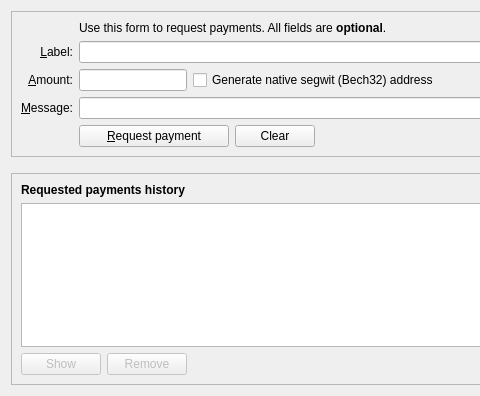
Qt form src/qt/forms/receivecoinsdialog.ui (Zetalon0/Napocoin) before a commit; both pictures show x 0 to 480 and y 0 to 396 of the 776 by 396 pixel window.
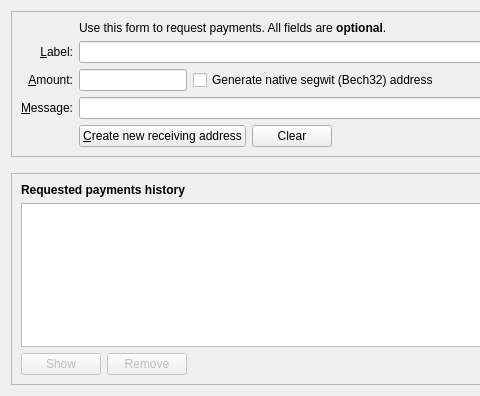
The same form after that commit. Icons and pictures are not drawn. Custom widgets are drawn as their Qt base class.

```diff
--- a/src/qt/forms/receivecoinsdialog.ui
+++ b/src/qt/forms/receivecoinsdialog.ui
@@ -108,7 +108,7 @@
              </size>
             </property>
             <property name="text">
-             <string>&amp;Request payment</string>
+             <string>&amp;Create new receiving address</string>
             </property>
             <property name="icon">
              <iconset resource="../bitcoin.qrc">
```
